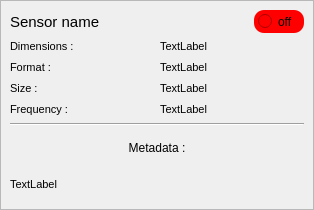
Above: applications/viewer/libViewer/FormSensorView.ui from T-PLAY/hub before the change. Below: the same form after it.
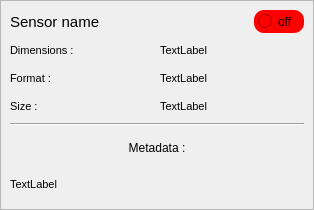
That is the form after the change.

```diff
--- a/applications/viewer/libViewer/FormSensorView.ui
+++ b/applications/viewer/libViewer/FormSensorView.ui
@@ -186,18 +186,6 @@
             </property>
            </widget>
           </item>
-          <item>
-           <widget class="QLabel" name="label_4">
-            <property name="font">
-             <font>
-              <pointsize>8</pointsize>
-             </font>
-            </property>
-            <property name="text">
-             <string>Frequency :</string>
-            </property>
-           </widget>
-          </item>
          </layout>
         </item>
         <item>
@@ -238,18 +226,6 @@
             </property>
            </widget>
           </item>
-          <item>
-           <widget class="QLabel" name="label_frequency">
-            <property name="font">
-             <font>
-              <pointsize>8</pointsize>
-             </font>
-            </property>
-            <property name="text">
-             <string>TextLabel</string>
-            </property>
-           </widget>
-          </item>
          </layout>
         </item>
        </layout>
```
